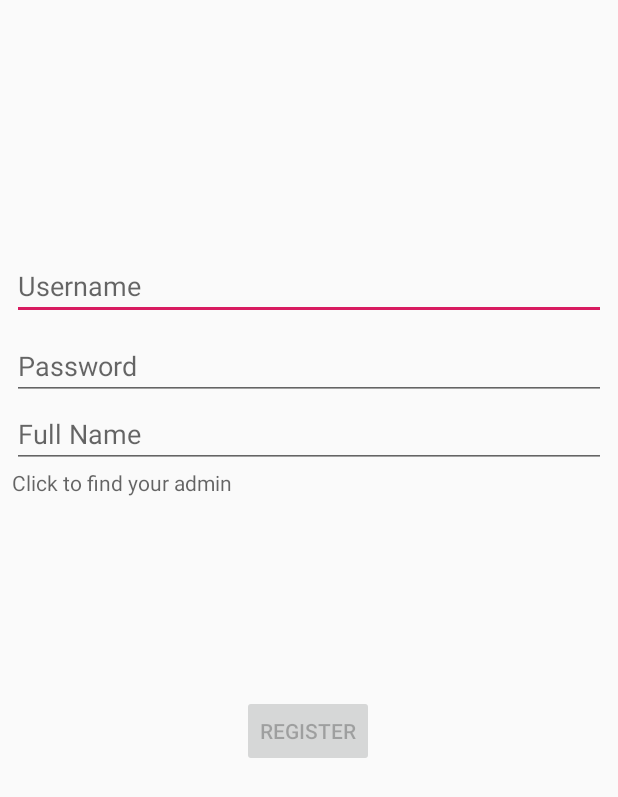
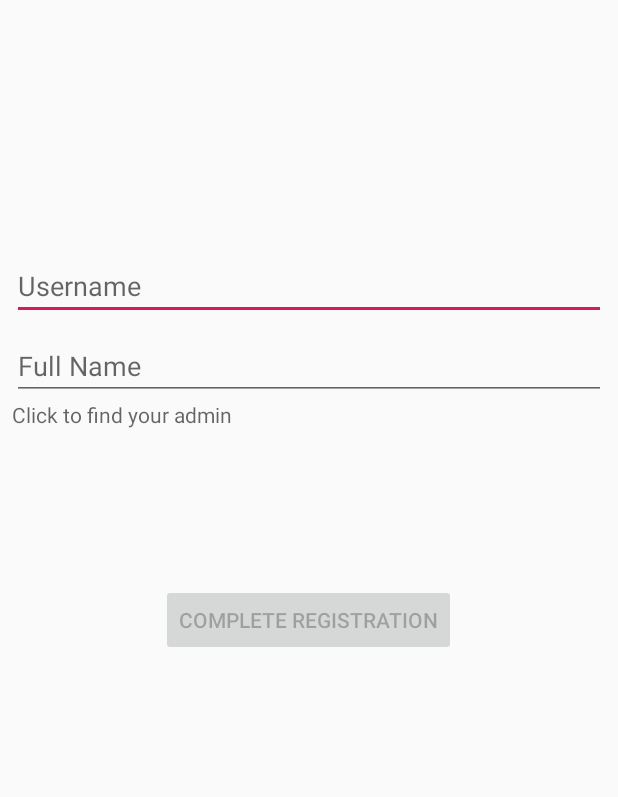
Before and after one commit to FBUAndroidTeam/HelpQ, an Android app: the RegistrationFragment screen opened directly, with no data from a screen before it, on a phone screen of 412 x 824 dp. Shown: the top 797 px of the screen. Run offline under Robolectric (Android 15) with nearby library versions, the phone set to English and light mode, and no system bars; libraries missing offline, so code that uses them is left out: com.parse.

Commit message:
Implements Facebook login

```diff
--- a/app/build.gradle
+++ b/app/build.gradle
@@ -32,4 +32,7 @@ dependencies {
     testImplementation 'junit:junit:4.12'
     androidTestImplementation 'com.android.support.test:runner:1.0.2'
     androidTestImplementation 'com.android.support.test.espresso:espresso-core:3.0.2'
+
+    implementation 'com.facebook.android:facebook-android-sdk:4.33.0'
+    implementation 'com.parse:parsefacebookutils-v4-android:1.10.7'
 }
--- a/app/src/main/java/com/example/helpq/ParseApplication.java
+++ b/app/src/main/java/com/example/helpq/ParseApplication.java
@@ -5,6 +5,7 @@ import android.app.Application;
 import com.example.helpq.model.Question;
 import com.example.helpq.model.Workshop;
 import com.parse.Parse;
+import com.parse.ParseFacebookUtils;
 import com.parse.ParseObject;
 
 public class ParseApplication extends Application {
@@ -20,5 +21,6 @@ public class ParseApplication extends Application {
                 .build();
 
         Parse.initialize(configuration);
+        ParseFacebookUtils.initialize(this);
     }
 }
--- a/app/src/main/java/com/example/helpq/view/RegistrationFragment.java
+++ b/app/src/main/java/com/example/helpq/view/RegistrationFragment.java
@@ -18,10 +18,13 @@ import android.widget.Toast;
 import com.example.helpq.R;
 import com.example.helpq.model.DialogDismissListener;
 import com.example.helpq.model.User;
-import com.parse.LogInCallback;
+import com.parse.FindCallback;
 import com.parse.ParseException;
+import com.parse.ParseQuery;
 import com.parse.ParseUser;
-import com.parse.SignUpCallback;
+import com.parse.SaveCallback;
+
+import java.util.List;
 
 public class RegistrationFragment extends Fragment implements DialogDismissListener {
 
@@ -30,7 +33,6 @@ public class RegistrationFragment extends Fragment implements DialogDismissListe
 
 
     private EditText etNewUsername;
-    private EditText etNewPassword;
     private TextView tvAdmin;
     private EditText etFullName;
     private Button btnRegister;
@@ -53,7 +55,6 @@ public class RegistrationFragment extends Fragment implements DialogDismissListe
     public void onViewCreated(@NonNull View view, @Nullable Bundle savedInstanceState) {
         super.onViewCreated(view, savedInstanceState);
         tvAdmin = view.findViewById(R.id.tvAdmin);
-        etNewPassword = view.findViewById(R.id.etNewPassword);
         etNewUsername = view.findViewById(R.id.etNewUsername);
         etFullName = view.findViewById(R.id.etFullName);
         btnRegister = view.findViewById(R.id.btnRegister);
@@ -79,61 +80,53 @@ public class RegistrationFragment extends Fragment implements DialogDismissListe
     //checks to see if information user inputted is valid
     private void validRegistrationCheck() {
         final String username = etNewUsername.getText().toString();
-        final String password = etNewPassword.getText().toString();
         if (username.isEmpty()) {
             Toast.makeText(getContext(), R.string.edge_case_empty_username, Toast.LENGTH_LONG).show();
             return;
-        }
-        else if (password.isEmpty()) {
-            Toast.makeText(getContext(), R.string.edge_case_empty_password, Toast.LENGTH_LONG).show();
-            return;
-        }
-        else if (etFullName.getText().toString().isEmpty()) {
+        } else if (etFullName.getText().toString().isEmpty()) {
             Toast.makeText(getContext(), R.string.edge_case_empty_name,
                     Toast.LENGTH_LONG).show();
             return;
         } else {
-            register(username, password);
+            queryUsernameExists(username);
         }
     }
 
-    //starts registration process
-    private void register(final String username, final String password) {
-        ParseUser newUser = new ParseUser();
+    //completes registration process if new user from facebook login
+    private void completeRegister(ParseUser newUser, final String username) {
         newUser.setUsername(username);
-        newUser.setPassword(password);
         User.setFullName(etFullName.getText().toString(), newUser);
         User.setIsAdmin(false, newUser);
         User.setAdminName(adminUsername, newUser);
-        signUp(newUser, username, password);
-    }
-
-    //logs user in after signup
-    private void login(String username, String password) {
-        ParseUser.logInInBackground(username, password, new LogInCallback() {
+        newUser.saveInBackground(new SaveCallback() {
             @Override
-            public void done(ParseUser user, ParseException e) {
-                if (e == null) {
-                    Log.d(TAG, "Login successful");
-                    startActivity(new Intent(getContext(), MainActivity.class));
-                }
+            public void done(ParseException e) {
+                Toast.makeText(getContext(), R.string.registration_complete,
+                        Toast.LENGTH_LONG).show();
+                startActivity(new Intent(getContext(), MainActivity.class));
+                getActivity().finish();
+                getActivity().getSupportFragmentManager()
+                        .beginTransaction()
+                        .remove(RegistrationFragment.this)
+                        .commit();
             }
         });
     }
 
-    //officially signs up new user in backend
-    private void signUp(ParseUser newUser, final String username, final String password) {
-        newUser.signUpInBackground(new SignUpCallback() {
+    //checks to see if username is taken already or not
+    private void queryUsernameExists(final String username) {
+        ParseQuery<ParseUser> queryUsername = ParseUser.getQuery();
+        queryUsername.whereEqualTo("username", username);
+        queryUsername.findInBackground(new FindCallback<ParseUser>() {
             @Override
-            public void done(ParseException e) {
-                if(e == null) {
-                    Log.d(TAG,"Signup successful!");
-                    login(username, password);
+            public void done(List<ParseUser> objects, ParseException e) {
+                if(e != null) {
+                    Log.d(TAG, "error querying for username");
+                    e.printStackTrace();
+                } else if (objects.size() != 0){
+                    Toast.makeText(getContext(), R.string.username_taken, Toast.LENGTH_LONG).show();
                 } else {
-                    Toast.makeText(getContext(), R.string.username_taken,
-                            Toast.LENGTH_LONG).show();
-                    Log.d(TAG, "Signup failed");
-                    e.printStackTrace();
+                    completeRegister(ParseUser.getCurrentUser(), username);
                 }
             }
         });
--- a/app/src/main/res/layout/fragment_registration.xml
+++ b/app/src/main/res/layout/fragment_registration.xml
@@ -23,22 +23,6 @@
         app:layout_constraintStart_toStartOf="parent"
         app:layout_constraintTop_toTopOf="parent" />
 
-    <EditText
-        android:id="@+id/etNewPassword"
-        android:layout_width="0dp"
-        android:layout_height="wrap_content"
-        android:layout_marginStart="8dp"
-        android:layout_marginLeft="8dp"
-        android:layout_marginTop="8dp"
-        android:layout_marginEnd="8dp"
-        android:layout_marginRight="8dp"
-        android:ems="10"
-        android:hint="Password"
-        android:inputType="textPassword"
-        app:layout_constraintEnd_toEndOf="parent"
-        app:layout_constraintStart_toStartOf="parent"
-        app:layout_constraintTop_toBottomOf="@+id/etNewUsername" />
-
     <Button
         android:id="@+id/btnRegister"
         android:layout_width="wrap_content"
@@ -49,13 +33,13 @@
         android:layout_marginEnd="8dp"
         android:layout_marginRight="8dp"
         android:layout_marginBottom="8dp"
-        android:text="Register"
+        android:text="Complete Registration"
         app:layout_constraintBottom_toBottomOf="parent"
         app:layout_constraintEnd_toEndOf="parent"
         app:layout_constraintHorizontal_bias="0.498"
         app:layout_constraintStart_toStartOf="parent"
         app:layout_constraintTop_toBottomOf="@+id/tvAdmin"
-        app:layout_constraintVertical_bias="0.29" />
+        app:layout_constraintVertical_bias="0.201" />
 
     <EditText
         android:id="@+id/etFullName"
@@ -63,6 +47,7 @@
         android:layout_height="wrap_content"
         android:layout_marginStart="8dp"
         android:layout_marginLeft="8dp"
+        android:layout_marginTop="8dp"
         android:layout_marginEnd="8dp"
         android:layout_marginRight="8dp"
         android:ems="10"
@@ -70,7 +55,7 @@
         android:inputType="textPersonName"
         app:layout_constraintEnd_toEndOf="parent"
         app:layout_constraintStart_toStartOf="parent"
-        app:layout_constraintTop_toBottomOf="@+id/etNewPassword" />
+        app:layout_constraintTop_toBottomOf="@+id/etNewUsername" />
 
     <TextView
         android:id="@+id/tvAdmin"
--- a/app/src/main/res/values/strings.xml
+++ b/app/src/main/res/values/strings.xml
@@ -38,4 +38,6 @@
     <string name="select_admin">Please select an admin</string>
     <string name="username_taken">username already taken</string>
     <string name="profile_tab">Profile</string>
+    <string name="facebook_app_id">347613129505173</string>
+    <string name="registration_complete">Registered and logged in successfully</string>
 </resources>
```
Also changed, not shown: app/src/main/AndroidManifest.xml (+17 -0 lines), app/src/main/java/com/example/helpq/view/LoginActivity.java (+81 -71 lines), app/src/main/res/layout/activity_login.xml (+6 -50 lines).
